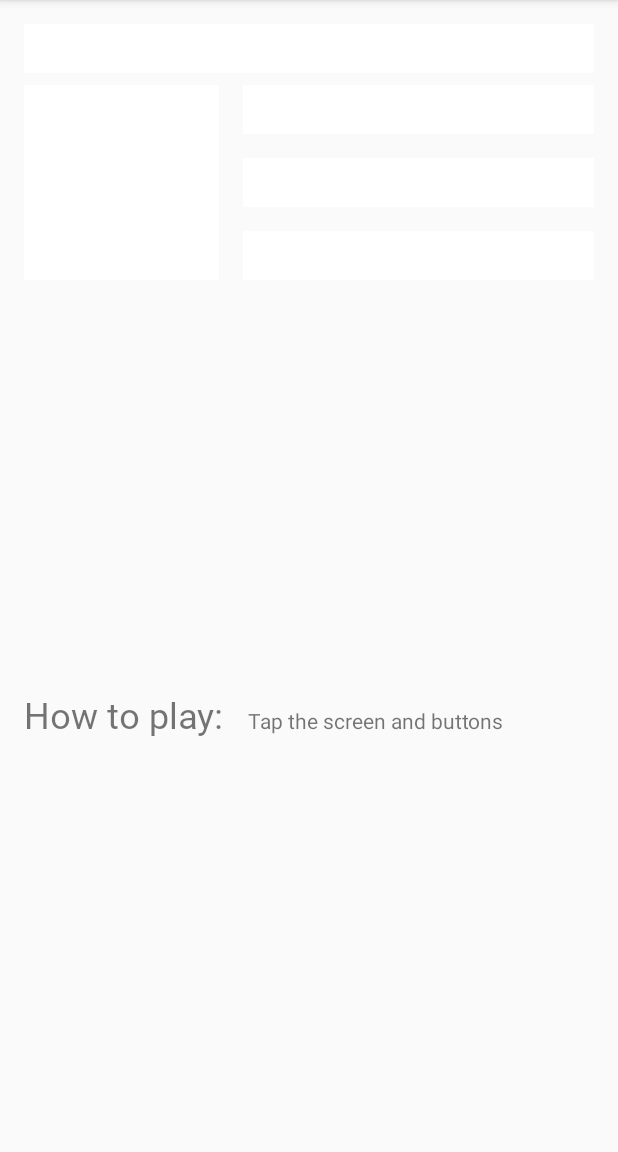
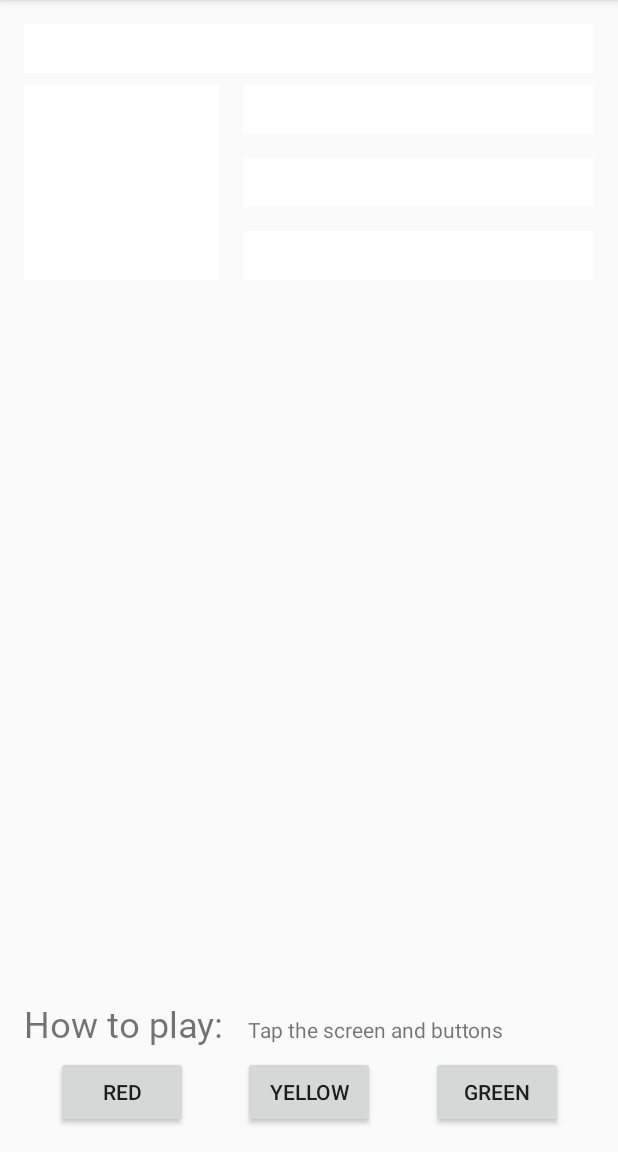
Before and after one commit to croworc/ColorMyViews, an Android app: the screen it shows after launch (MainActivity), on a phone screen of 412 x 824 dp, the part 84-1236 px from its top. Run offline under Robolectric (Android 15) with nearby library versions, the phone set to English and light mode, and no system bars.

Commit message:
style: Some tidying-up in layout file

```diff
--- a/app/src/main/res/layout/activity_main.xml
+++ b/app/src/main/res/layout/activity_main.xml
@@ -8,7 +8,6 @@
     tools:context=".MainActivity">
 
     <TextView
-
         android:id="@+id/box_one_text"
         style="@style/WhiteBox"
         android:layout_width="0dp"
@@ -91,13 +90,50 @@
         android:layout_marginStart="16dp"
         android:layout_marginTop="16dp"
         android:layout_marginEnd="16dp"
-        android:layout_marginBottom="16dp"
+        android:layout_marginBottom="8dp"
         android:text="@string/tap_the_boxes_and_buttons"
-        app:layout_constraintBottom_toBottomOf="parent"
+        app:layout_constraintBottom_toTopOf="@+id/red_button"
         app:layout_constraintEnd_toEndOf="parent"
         app:layout_constraintHorizontal_bias="0.0"
         app:layout_constraintStart_toEndOf="@+id/label_text"
-        app:layout_constraintTop_toBottomOf="@+id/box_two_text"
-        app:layout_constraintVertical_bias="0.506" />
+        app:layout_constraintTop_toBottomOf="@+id/box_five_text"
+        app:layout_constraintVertical_bias="1.0" />
+
+    <Button
+        android:id="@+id/red_button"
+        android:layout_width="wrap_content"
+        android:layout_height="wrap_content"
+        android:layout_marginStart="16dp"
+        android:text="@string/button_red"
+        app:layout_constraintBaseline_toBaselineOf="@+id/yellow_button"
+        app:layout_constraintEnd_toStartOf="@+id/yellow_button"
+        app:layout_constraintHorizontal_bias="0.5"
+        app:layout_constraintStart_toStartOf="parent" />
+
+    <Button
+        android:id="@+id/yellow_button"
+        android:layout_width="wrap_content"
+        android:layout_height="wrap_content"
+        android:layout_marginStart="16dp"
+        android:layout_marginEnd="16dp"
+        android:layout_marginBottom="16dp"
+        android:text="@string/button_yellow"
+        app:layout_constraintBottom_toBottomOf="parent"
+        app:layout_constraintEnd_toStartOf="@+id/green_button"
+        app:layout_constraintHorizontal_bias="0.5"
+        app:layout_constraintStart_toEndOf="@+id/red_button"
+        app:layout_constraintTop_toBottomOf="@+id/info_text"
+        app:layout_constraintVertical_bias="1.0" />
+
+    <Button
+        android:id="@+id/green_button"
+        android:layout_width="wrap_content"
+        android:layout_height="wrap_content"
+        android:layout_marginEnd="16dp"
+        android:text="@string/button_green"
+        app:layout_constraintBaseline_toBaselineOf="@+id/yellow_button"
+        app:layout_constraintEnd_toEndOf="parent"
+        app:layout_constraintHorizontal_bias="0.5"
+        app:layout_constraintStart_toEndOf="@+id/yellow_button" />
 
 </androidx.constraintlayout.widget.ConstraintLayout>
```
